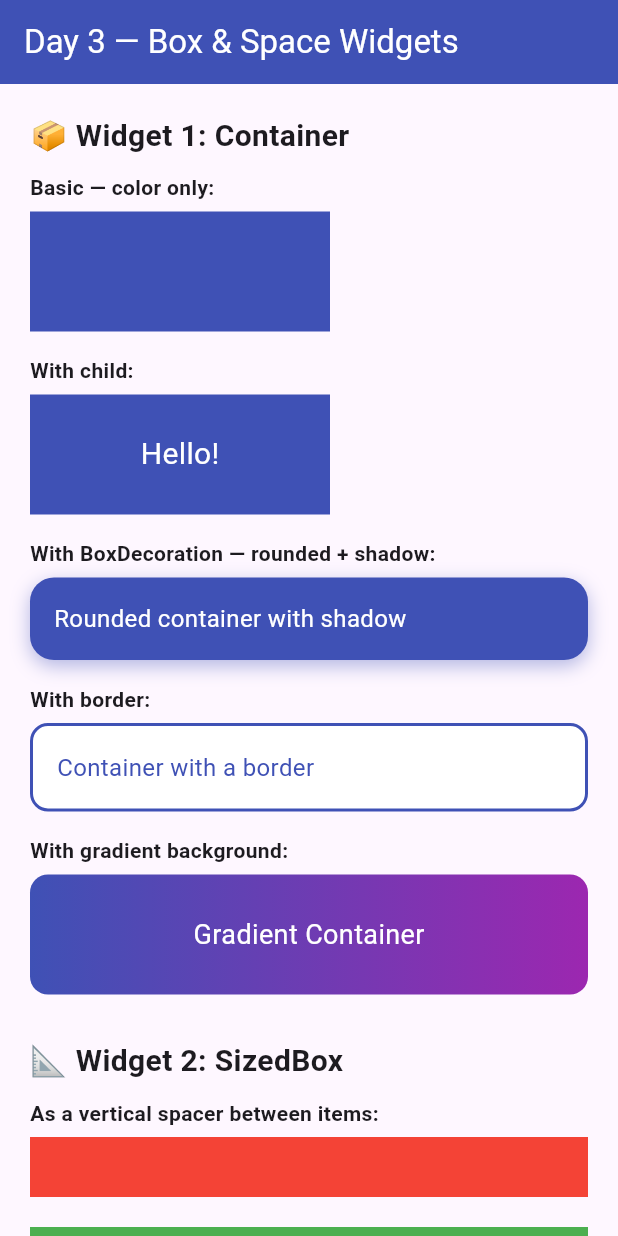
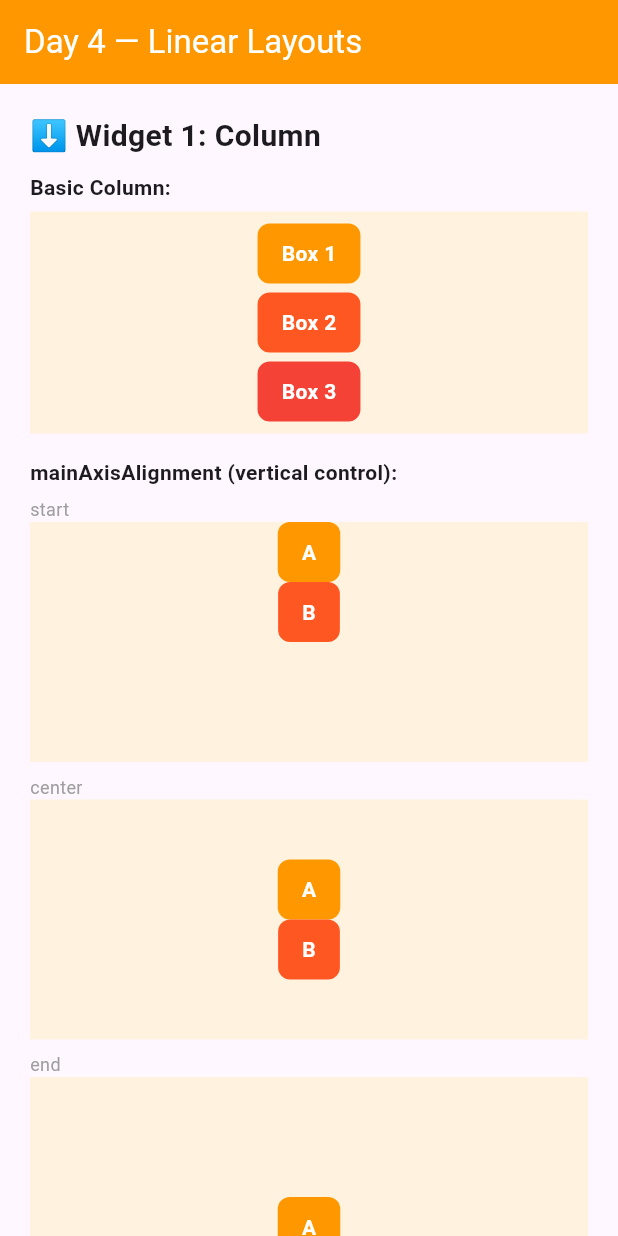
Before and after one commit to yugcodes-bit/FlutterStudy, a Flutter app: the screen it shows after launch, on a phone screen of 412 x 824 dp. Run offline on Flutter 3.47's test engine with Material 3 defaults, Android fonts, the phone set to English and light mode, and no system bars.

Commit message:
Row,Column,Flex

```diff
--- /dev/null
+++ b/lib/linear_widgets/linear_widgets.dart
@@ -0,0 +1,347 @@
+import 'package:flutter/material.dart';
+
+class LinearWidgetsDemo extends StatelessWidget {
+  const LinearWidgetsDemo({super.key});
+
+  @override
+  Widget build(BuildContext context) {
+    return Scaffold(
+      appBar: AppBar(
+        title: const Text('Day 4 — Linear Layouts'),
+        backgroundColor: Colors.orange,
+        foregroundColor: Colors.white,
+      ),
+      body: SingleChildScrollView(
+        padding: const EdgeInsets.all(20),
+        child: Column(
+          crossAxisAlignment: CrossAxisAlignment.start,
+          children: [
+
+            // ─────────────────────────────────────────
+            // WIDGET 1: Column
+            // ─────────────────────────────────────────
+            const Text('⬇️ Widget 1: Column',
+                style: TextStyle(fontSize: 20, fontWeight: FontWeight.bold)),
+            const SizedBox(height: 10),
+
+            // Basic column
+            const Text('Basic Column:',
+                style: TextStyle(fontWeight: FontWeight.bold)),
+            const SizedBox(height: 6),
+            Container(
+              width: double.infinity,
+              color: Colors.orange.shade50,
+              padding: const EdgeInsets.all(8),
+              child: Column(
+                children: [
+                  _colorBox('Box 1', Colors.orange),
+                  const SizedBox(height: 6),
+                  _colorBox('Box 2', Colors.deepOrange),
+                  const SizedBox(height: 6),
+                  _colorBox('Box 3', Colors.red),
+                ],
+              ),
+            ),
+
+            const SizedBox(height: 16),
+
+            // mainAxisAlignment
+            const Text('mainAxisAlignment (vertical control):',
+                style: TextStyle(fontWeight: FontWeight.bold)),
+            const SizedBox(height: 6),
+            _columnAlignDemo('start',        MainAxisAlignment.start),
+            const SizedBox(height: 8),
+            _columnAlignDemo('center',       MainAxisAlignment.center),
+            const SizedBox(height: 8),
+            _columnAlignDemo('end',          MainAxisAlignment.end),
+            const SizedBox(height: 8),
+            _columnAlignDemo('spaceBetween', MainAxisAlignment.spaceBetween),
+            const SizedBox(height: 8),
+            _columnAlignDemo('spaceEvenly',  MainAxisAlignment.spaceEvenly),
+            const SizedBox(height: 8),
+            _columnAlignDemo('spaceAround',  MainAxisAlignment.spaceAround),
+
+            const SizedBox(height: 16),
+
+            // crossAxisAlignment
+            const Text('crossAxisAlignment (horizontal control):',
+                style: TextStyle(fontWeight: FontWeight.bold)),
+            const SizedBox(height: 6),
+            _columnCrossDemo('start',   CrossAxisAlignment.start),
+            const SizedBox(height: 8),
+            _columnCrossDemo('center',  CrossAxisAlignment.center),
+            const SizedBox(height: 8),
+            _columnCrossDemo('end',     CrossAxisAlignment.end),
+            const SizedBox(height: 8),
+            _columnCrossDemo('stretch', CrossAxisAlignment.stretch),
+
+            const SizedBox(height: 30),
+
+            // ─────────────────────────────────────────
+            // WIDGET 2: Row
+            // ─────────────────────────────────────────
+            const Text('➡️ Widget 2: Row',
+                style: TextStyle(fontSize: 20, fontWeight: FontWeight.bold)),
+            const SizedBox(height: 10),
+
+            // Basic row
+            const Text('Basic Row:',
+                style: TextStyle(fontWeight: FontWeight.bold)),
+            const SizedBox(height: 6),
+            Container(
+              color: Colors.blue.shade50,
+              padding: const EdgeInsets.all(8),
+              child: Row(
+                children: [
+                  _colorBox('1', Colors.blue),
+                  const SizedBox(width: 6),
+                  _colorBox('2', Colors.indigo),
+                  const SizedBox(width: 6),
+                  _colorBox('3', Colors.purple),
+                ],
+              ),
+            ),
+
+            const SizedBox(height: 16),
+
+            // mainAxisAlignment in Row
+            const Text('mainAxisAlignment (horizontal control in Row):',
+                style: TextStyle(fontWeight: FontWeight.bold)),
+            const SizedBox(height: 6),
+            _rowAlignDemo('start',        MainAxisAlignment.start),
+            const SizedBox(height: 8),
+            _rowAlignDemo('center',       MainAxisAlignment.center),
+            const SizedBox(height: 8),
+            _rowAlignDemo('end',          MainAxisAlignment.end),
+            const SizedBox(height: 8),
+            _rowAlignDemo('spaceBetween', MainAxisAlignment.spaceBetween),
+            const SizedBox(height: 8),
+            _rowAlignDemo('spaceEvenly',  MainAxisAlignment.spaceEvenly),
+
+            const SizedBox(height: 16),
+
+            // crossAxisAlignment in Row
+            const Text('crossAxisAlignment (vertical control in Row):',
+                style: TextStyle(fontWeight: FontWeight.bold)),
+            const SizedBox(height: 6),
+            _rowCrossDemo('start',  CrossAxisAlignment.start),
+            const SizedBox(height: 8),
+            _rowCrossDemo('center', CrossAxisAlignment.center),
+            const SizedBox(height: 8),
+            _rowCrossDemo('end',    CrossAxisAlignment.end),
+
+            const SizedBox(height: 16),
+
+            // Real world Row example
+            const Text('Real world — App Header:',
+                style: TextStyle(fontWeight: FontWeight.bold)),
+            const SizedBox(height: 6),
+            Container(
+              padding: const EdgeInsets.symmetric(horizontal: 16, vertical: 12),
+              decoration: BoxDecoration(
+                color: Colors.orange,
+                borderRadius: BorderRadius.circular(12),
+              ),
+              child: Row(
+                mainAxisAlignment: MainAxisAlignment.spaceBetween,
+                // ☝️ pushes avatar to right, text to left
+                children: [
+                  const Column(
+                    crossAxisAlignment: CrossAxisAlignment.start,
+                    children: [
+                      Text('Good Morning 👋',
+                          style: TextStyle(color: Colors.white70, fontSize: 13)),
+                      Text('Rahul Kumar',
+                          style: TextStyle(
+                              color: Colors.white,
+                              fontSize: 18,
+                              fontWeight: FontWeight.bold)),
+                    ],
+                  ),
+                  CircleAvatar(
+                    backgroundColor: Colors.white,
+                    child: Text('RK',
+                        style: TextStyle(
+                            color: Colors.orange,
+                            fontWeight: FontWeight.bold)),
+                  ),
+                ],
+              ),
+            ),
+
+            const SizedBox(height: 30),
+
+            // ─────────────────────────────────────────
+            // WIDGET 3: Flex
+            // ─────────────────────────────────────────
+            const Text('🔀 Widget 3: Flex',
+                style: TextStyle(fontSize: 20, fontWeight: FontWeight.bold)),
+            const SizedBox(height: 10),
+
+            const Text(
+              'Flex is the parent of both Row and Column.\nRow = Flex(direction: Axis.horizontal)\nColumn = Flex(direction: Axis.vertical)',
+              style: TextStyle(color: Colors.grey, fontSize: 13),
+            ),
+            const SizedBox(height: 10),
+
+            // Flex horizontal (same as Row)
+            const Text('Flex — Horizontal (same as Row):',
+                style: TextStyle(fontWeight: FontWeight.bold)),
+            const SizedBox(height: 6),
+            Flex(
+              direction: Axis.horizontal,
+              // ☝️ Axis.horizontal = works like Row
+              mainAxisAlignment: MainAxisAlignment.spaceEvenly,
+              children: [
+                _colorBox('A', Colors.orange),
+                _colorBox('B', Colors.deepOrange),
+                _colorBox('C', Colors.red),
+              ],
+            ),
+
+            const SizedBox(height: 16),
+
+            // Flex vertical (same as Column)
+            const Text('Flex — Vertical (same as Column):',
+                style: TextStyle(fontWeight: FontWeight.bold)),
+            const SizedBox(height: 6),
+            Flex(
+              direction: Axis.vertical,
+              // ☝️ Axis.vertical = works like Column
+              mainAxisSize: MainAxisSize.min,
+              // ☝️ shrinks to fit children, doesn't take full height
+              children: [
+                _colorBox('X', Colors.orange),
+                const SizedBox(height: 6),
+                _colorBox('Y', Colors.deepOrange),
+                const SizedBox(height: 6),
+                _colorBox('Z', Colors.red),
+              ],
+            ),
+
+            const SizedBox(height: 16),
+
+            // Flex real use — direction based on screen size
+            const Text('Real use of Flex — dynamic direction:',
+                style: TextStyle(fontWeight: FontWeight.bold)),
+            const SizedBox(height: 6),
+            LayoutBuilder(
+              builder: (context, constraints) {
+                // ☝️ LayoutBuilder gives us the available width
+                final isWide = constraints.maxWidth > 400;
+                return Flex(
+                  direction: isWide ? Axis.horizontal : Axis.vertical,
+                  // ☝️ Wide screen → side by side, Narrow → stacked
+                  mainAxisAlignment: MainAxisAlignment.spaceEvenly,
+                  children: [
+                    _colorBox('Card 1', Colors.orange),
+                    const SizedBox(width: 6, height: 6),
+                    _colorBox('Card 2', Colors.deepOrange),
+                  ],
+                );
+              },
+            ),
+
+          ],
+        ),
+      ),
+    );
+  }
+
+  // ── Helper Widgets ────────────────────────────────
+
+  Widget _colorBox(String label, Color color) {
+    return Container(
+      padding: const EdgeInsets.symmetric(horizontal: 16, vertical: 10),
+      decoration: BoxDecoration(
+        color: color,
+        borderRadius: BorderRadius.circular(8),
+      ),
+      child: Text(label,
+          style: const TextStyle(color: Colors.white, fontWeight: FontWeight.bold)),
+    );
+  }
+
+  Widget _columnAlignDemo(String label, MainAxisAlignment alignment) {
+    return Column(
+      crossAxisAlignment: CrossAxisAlignment.start,
+      children: [
+        Text(label, style: const TextStyle(fontSize: 12, color: Colors.grey)),
+        Container(
+          height: 160,
+          width: double.infinity,
+          color: Colors.orange.shade50,
+          child: Column(
+            mainAxisAlignment: alignment,
+            children: [
+              _colorBox('A', Colors.orange),
+              _colorBox('B', Colors.deepOrange),
+            ],
+          ),
+        ),
+      ],
+    );
+  }
+
+  Widget _columnCrossDemo(String label, CrossAxisAlignment alignment) {
+    return Column(
+      crossAxisAlignment: CrossAxisAlignment.start,
+      children: [
+        Text(label, style: const TextStyle(fontSize: 12, color: Colors.grey)),
+        Container(
+          width: double.infinity,
+          color: Colors.orange.shade50,
+          padding: const EdgeInsets.all(4),
+          child: Column(
+            crossAxisAlignment: alignment,
+            children: [
+              _colorBox('Short', Colors.orange),
+              _colorBox('A Longer Box', Colors.deepOrange),
+            ],
+          ),
+        ),
+      ],
+    );
+  }
+
+  Widget _rowAlignDemo(String label, MainAxisAlignment alignment) {
+    return Column(
+      crossAxisAlignment: CrossAxisAlignment.start,
+      children: [
+        Text(label, style: const TextStyle(fontSize: 12, color: Colors.grey)),
+        Container(
+          color: Colors.blue.shade50,
+          padding: const EdgeInsets.all(4),
+          child: Row(
+            mainAxisAlignment: alignment,
+            children: [
+              _colorBox('A', Colors.blue),
+              _colorBox('B', Colors.indigo),
+            ],
+          ),
+        ),
+      ],
+    );
+  }
+
+  Widget _rowCrossDemo(String label, CrossAxisAlignment alignment) {
+    return Column(
+      crossAxisAlignment: CrossAxisAlignment.start,
+      children: [
+        Text(label, style: const TextStyle(fontSize: 12, color: Colors.grey)),
+        Container(
+          height: 70,
+          color: Colors.blue.shade50,
+          child: Row(
+            crossAxisAlignment: alignment,
+            children: [
+              _colorBox('Tall\nBox', Colors.blue),
+              const SizedBox(width: 6),
+              _colorBox('Short', Colors.indigo),
+            ],
+          ),
+        ),
+      ],
+    );
+  }
+}
--- a/lib/main.dart
+++ b/lib/main.dart
@@ -2,6 +2,7 @@ import 'package:flutter/material.dart';
 import 'package:flutter_widgets_masterclass/visual_widgets/visual_widgets.dart';
 import 'text_widgets/text_widget.dart';
 import 'box_widgets/box_widgets.dart';
+import 'linear_widgets/linear_widgets.dart';
 
 void main() {
   runApp(const MyApp());
@@ -19,7 +20,7 @@ class MyApp extends StatelessWidget {
         colorScheme: ColorScheme.fromSeed(seedColor: Colors.deepPurple),
         useMaterial3: true,
       ),
-      home: const BoxWidgetsDemo(),
+      home: const LinearWidgetsDemo(),
     );
   }
 }
```
Also changed, not shown: 3 other files.
